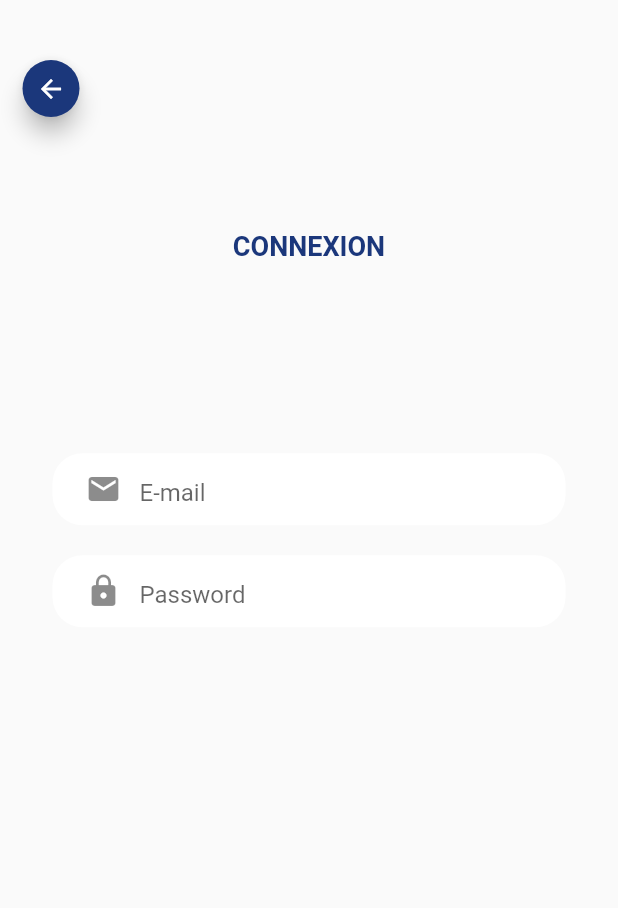
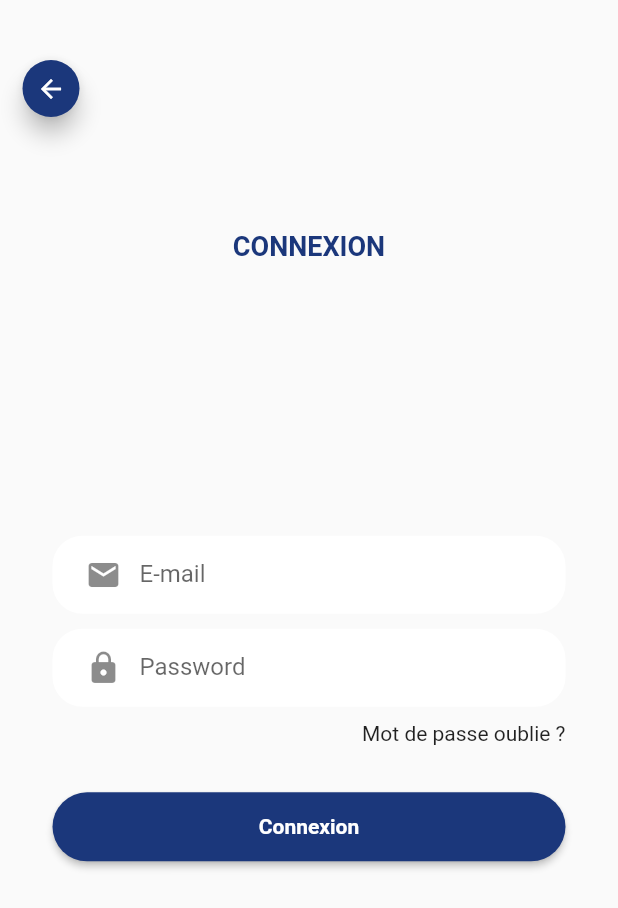
Before and after one commit to Merdi-Elongo/kitunga, a Flutter app: the LoginPage screen opened directly, on a phone screen of 412 x 824 dp. Shown: the top 908 px of the screen. Run offline on Flutter 3.47's test engine with Material 2 defaults, Android fonts, the phone set to English and light mode, and no system bars.

Commit message:
finalisation login_page.dart

```diff
--- a/lib/main.dart
+++ b/lib/main.dart
@@ -12,9 +12,12 @@ class MyApp extends StatelessWidget {
   Widget build(BuildContext context) {
     return MaterialApp(
       debugShowCheckedModeBanner: false,
+      theme: ThemeData(
+        primarySwatch: Colors.blue,
+      ),
       home: Scaffold(
         body: new Center(
-          child: LoginPage(),
+          child: SplashView(),
         ),
         backgroundColor: Colors.blue,
       ),
--- a/lib/utils/string.dart
+++ b/lib/utils/string.dart
@@ -5,3 +5,4 @@ String login = 'Connexion';
 String register = 'Inscription';
 String email = 'E-mail';
 String password = 'Password';
+String forgot_password = 'Mot de passe oublie ?';
--- a/lib/views/login_page.dart
+++ b/lib/views/login_page.dart
@@ -1,7 +1,9 @@
+import 'package:flutter/cupertino.dart';
 import 'package:flutter/material.dart';
 import 'package:kitunga/utils/color.dart';
 import 'package:kitunga/utils/string.dart';
 import 'package:kitunga/views/account_transition_view.dart';
+import 'package:kitunga/widget/buttonInput.dart';
 import 'package:kitunga/widget/textInput.dart';
 
 class LoginPage extends StatefulWidget {
@@ -11,11 +13,23 @@ class LoginPage extends StatefulWidget {
 
 class _LoginPageState extends State<LoginPage> {
 
+  // ignore: non_constant_identifier_names
+  final T_username = TextEditingController();
+  // ignore: non_constant_identifier_names
+  final T_password = TextEditingController();
+
   void backFunction() {
     Navigator.push(context, MaterialPageRoute(
       builder: (context) => AccountTransition(),
       ),
     );
+  }
+
+  @override
+  void dispose() {
+    T_username.dispose();
+    T_password.dispose();
+    super.dispose();
   }
 
   void connect() {
@@ -46,7 +60,7 @@ class _LoginPageState extends State<LoginPage> {
                                   height: 38,
                                   margin: EdgeInsets.only(top: 40, left: 15),
                                   child: FloatingActionButton(
-                                    onPressed: (){ this.connect(); },
+                                    onPressed: () => backFunction(),
                                     child: Icon(Icons.arrow_back, size: 20,),
                                     backgroundColor: blue,
                                   )
@@ -73,13 +87,37 @@ class _LoginPageState extends State<LoginPage> {
               ),
             ),
             Expanded(
-              child: Container(
-                margin: EdgeInsets.only(top: 35, left: 35, right: 35),
-                child: Column(
-                  children: [
-                    TextInput(hint: email, icon: Icons.email),
-                    TextInput(hint: password, icon: Icons.lock),
-                  ],
+              child: SingleChildScrollView(
+                child: Container(
+                  margin: EdgeInsets.only(top: 100, left: 35, right: 35),
+                  child: Column(
+                    children: [
+                      TextInput(labelText: email, icon: Icons.email, controller: T_username),
+                      TextInput(labelText: password, icon: Icons.lock, margin: EdgeInsets.only(top: 10), controller: T_password),
+                      Container(
+                        margin: EdgeInsets.only(top: 10),
+                        alignment: Alignment.centerRight,
+                        child: Text(forgot_password),
+                      ),
+                      ButtonInput(
+                          onPressed: () => showDialog(
+                            context: context,
+                            builder: (context) {
+                              return AlertDialog(
+                                // Retrieve the text the that user has entered by using the
+                                // TextEditingController.
+                                content: Text(T_username.text),
+                              );
+                            },
+                          ),
+                          text: login,
+                          background: blue,
+                          color: Colors.white,
+                          width: MediaQuery.of(context).size.width,
+                          margin: EdgeInsets.only(top: 30),
+                      )
+                    ],
+                  ),
                 ),
               ),
             )
--- a/lib/views/splash_view.dart
+++ b/lib/views/splash_view.dart
@@ -20,6 +20,7 @@ class _SplashViewState extends State<SplashView> {
             builder: (context) => AccountTransition(),
             ),
           );
+          Navigator.canPop(context);
         },
     );
   }
--- /dev/null
+++ b/lib/widget/buttonInput.dart
@@ -0,0 +1,54 @@
+import 'dart:async';
+
+import 'package:flutter/material.dart';
+
+class ButtonInput extends StatelessWidget {
+  String text;
+  IconData icon;
+  ControllerCallback onPressed;
+  Color color;
+  Color background;
+  double width;
+  EdgeInsets margin;
+
+  ButtonInput({text, icon, onPressed, color, width, margin, background}) {
+    this.onPressed = onPressed;
+    this.color = color;
+    this.icon = icon;
+    this.text = text;
+    this.width = width;
+    this.margin = margin;
+    this.background = background;
+  }
+
+  @override
+  Widget build(BuildContext context) {
+    return Container(
+      margin: (margin) != null ? margin : EdgeInsets.only(top: 10),
+      child: SizedBox(
+        width: (width) != null ? width : MediaQuery.of(context).size.width * 0.5,
+        child: ElevatedButton(
+          onPressed: this.onPressed,
+          child: Text(
+            this.text,
+            style: TextStyle(
+                fontSize: 14,
+                color: color,
+                fontWeight: FontWeight.bold
+            ),
+          ),
+          style: ButtonStyle(
+            padding: MaterialStateProperty.all<EdgeInsets>(EdgeInsets.all(15)),
+            foregroundColor: MaterialStateProperty.all<Color>(background),
+            backgroundColor: MaterialStateProperty.all<Color>(background),
+            shape: MaterialStateProperty.all<RoundedRectangleBorder>(
+              RoundedRectangleBorder(
+                borderRadius: BorderRadius.all(Radius.circular(60)),
+              ),
+            ),
+          ),
+        ),
+      ),
+    );
+  }
+}
--- a/lib/widget/textInput.dart
+++ b/lib/widget/textInput.dart
@@ -6,34 +6,32 @@ import 'package:kitunga/utils/color.dart';
 
 class TextInput extends StatelessWidget {
 
-  String hint;
-  IconData icon;
-  ControllerCallback controller;
+  final String labelText;
+  final IconData icon;
+  final TextEditingController controller;
+  final EdgeInsets margin;
 
-  TextInput({hint, icon, controller}) {
-    this.controller = controller;
-    this.icon = icon;
-    this.hint = hint;
-  }
+  TextInput({this.controller, this.labelText, this.icon, this.margin});
 
   @override
   Widget build(BuildContext context) {
       return Container(
-        margin: EdgeInsets.only(top: 20),
+        margin: (margin) != null ? margin : EdgeInsets.only(top: 10),
         decoration: BoxDecoration(
             borderRadius: BorderRadius.all(Radius.circular(20)),
             color: Colors.white
         ),
         padding: EdgeInsets.only(left: 10),
         child: TextFormField(
+          controller: this.controller,
           decoration: InputDecoration(
               focusedBorder: OutlineInputBorder(
-                borderSide: BorderSide(color: blue, width: 1),
+                borderSide: BorderSide(color: Colors.blue, width: 1),
                 borderRadius: BorderRadius.circular(20.0),
               ),
               border: InputBorder.none,
-              hintText: hint,
-              prefixIcon: Icon(icon),
+              labelText: this.labelText,
+              prefixIcon: Icon(this.icon),
               contentPadding: EdgeInsets.only(top: 17)
           ),
         ),
```
